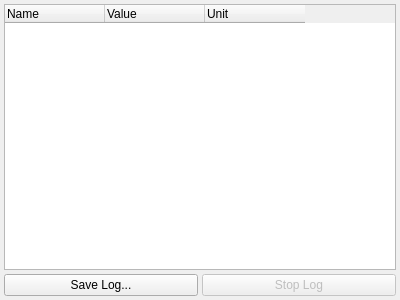
Nkyoku/phoenix-jetson, file src/phoenix_gui/src/telemetry_viewer.ui: the form before one commit.
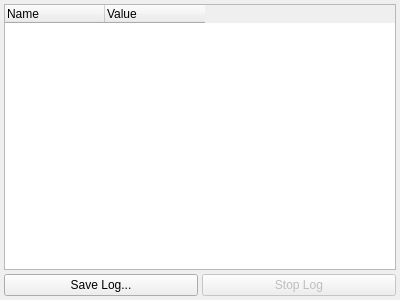
The form after the commit.

What changed in the file:
```diff
--- a/src/phoenix_gui/src/telemetry_viewer.ui
+++ b/src/phoenix_gui/src/telemetry_viewer.ui
@@ -32,7 +32,7 @@
    <item>
     <widget class="QTreeWidget" name="telemetryTree">
      <property name="columnCount">
-      <number>3</number>
+      <number>2</number>
      </property>
      <attribute name="headerCascadingSectionResizes">
       <bool>true</bool>
@@ -50,11 +50,6 @@
        <string>Value</string>
       </property>
      </column>
-     <column>
-      <property name="text">
-       <string>Unit</string>
-      </property>
-     </column>
     </widget>
    </item>
    <item>
```
